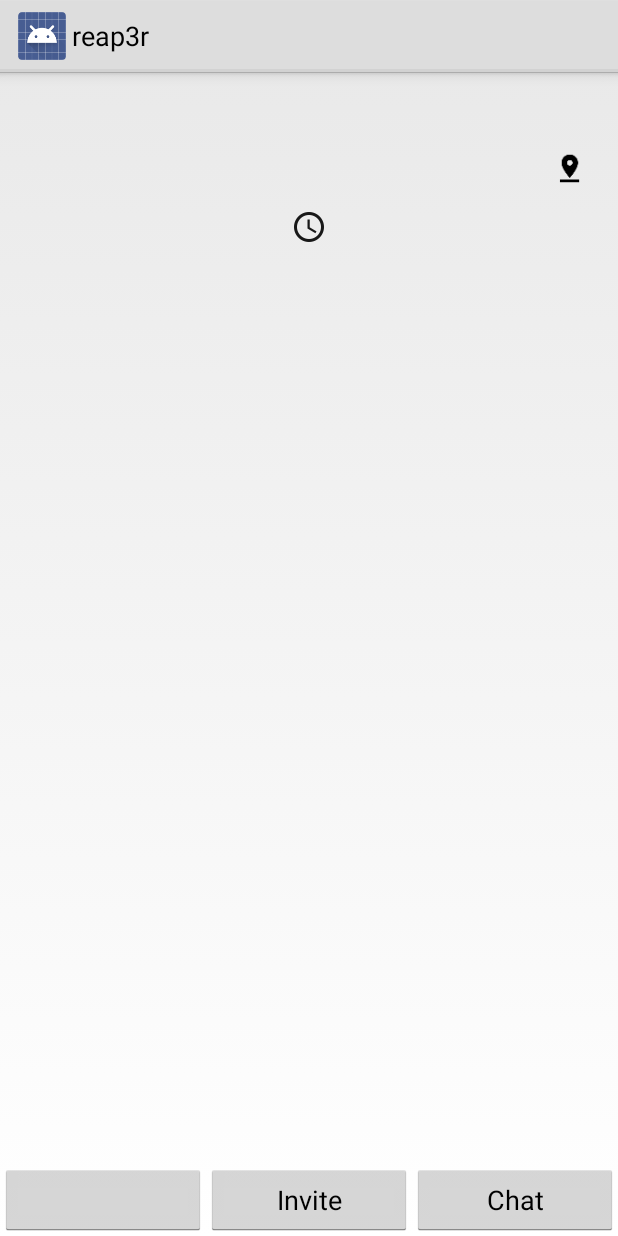
After one commit to clanout/android-app-old-v2, an Android app: the layout fragment_event_details.xml on its own in the app's theme, with its tools: preview values and no code run, on a phone screen of 412 x 824 dp. The commit adds this screen. Run offline under Robolectric (Android 15) with nearby library versions, the phone set to English and light mode, and no system bars.

Commit message:
EventDetails Skeleton

```diff
--- a/app/src/main/java/reaper/android/app/config/ErrorCode.java
+++ b/app/src/main/java/reaper/android/app/config/ErrorCode.java
@@ -6,5 +6,6 @@ public enum ErrorCode
     EVENT_UPDATES_FETCH_FAILURE,
     GOOGLE_API_CLIENT_NOT_CONNECTED,
     GOOGLE_API_LOCATION_FETCH_FAILURE,
-    RSVP_UPDATE_FAILURE;
+    RSVP_UPDATE_FAILURE,
+    EVENT_DETAILS_FETCH_FAILURE;
 }
--- a/app/src/main/java/reaper/android/app/root/Reaper.java
+++ b/app/src/main/java/reaper/android/app/root/Reaper.java
@@ -25,6 +25,7 @@ public class Reaper extends Application
 
     protected void init()
     {
+        Log.d("reap3r", "App init");
         bus = new Bus(ThreadEnforcer.ANY);
         Communicator.init(bus);
         Cache.init(this, AppConstants.CACHE_FILE);
--- a/app/src/main/java/reaper/android/app/ui/activity/LauncherActivity.java
+++ b/app/src/main/java/reaper/android/app/ui/activity/LauncherActivity.java
@@ -70,6 +70,7 @@ public class LauncherActivity extends FragmentActivity implements GoogleApiClien
 
         Intent intent = new Intent(this, MainActivity.class);
         startActivity(intent);
+        finish();
     }
 
     // GOOGLE API CLIENT CALLBACKS
--- a/app/src/main/java/reaper/android/common/cache/Cache.java
+++ b/app/src/main/java/reaper/android/common/cache/Cache.java
@@ -67,7 +67,7 @@ public class Cache implements Serializable
         }
         catch (IOException | ClassNotFoundException e)
         {
-            Log.d("[reaper] cache", "Unable to initialize cache [" + e.getMessage() + "]");
+            Log.d("[reap3r] cache", "Unable to initialize cache [" + e.getMessage() + "]");
             e.printStackTrace();
         }
     }
--- /dev/null
+++ b/app/src/main/res/layout/fragment_event_details.xml
@@ -0,0 +1,153 @@
+<?xml version="1.0" encoding="utf-8"?>
+<LinearLayout xmlns:android="http://schemas.android.com/apk/res/android"
+              android:orientation="vertical"
+              android:layout_width="match_parent"
+              android:layout_height="match_parent">
+
+    <LinearLayout
+        android:layout_width="match_parent"
+        android:layout_height="wrap_content"
+        android:layout_margin="16dp"
+        android:orientation="vertical">
+
+        <LinearLayout
+            android:layout_width="match_parent"
+            android:layout_height="wrap_content"
+            android:orientation="horizontal"
+            android:layout_marginBottom="8dp">
+
+            <LinearLayout
+                android:layout_width="50dp"
+                android:layout_height="match_parent"
+                android:layout_marginRight="12dp"
+                android:gravity="center_vertical|center_horizontal">
+
+                <ImageView
+                    android:layout_width="wrap_content"
+                    android:layout_height="wrap_content"
+                    android:id="@+id/iv_event_details_icon"/>
+
+            </LinearLayout>
+
+            <LinearLayout
+                android:layout_width="0dp"
+                android:layout_weight="1"
+                android:layout_height="wrap_content"
+                android:orientation="vertical"
+                android:gravity="center_vertical">
+
+                <TextView
+                    android:layout_width="match_parent"
+                    android:layout_height="wrap_content"
+                    android:maxLines="2"
+                    android:textSize="22sp"
+                    android:textStyle="bold"
+                    android:layout_marginBottom="8dp"
+                    android:id="@+id/tv_event_details_title"/>
+
+                <LinearLayout
+                    android:layout_width="match_parent"
+                    android:layout_height="wrap_content"
+                    android:orientation="horizontal">
+
+                    <TextView
+                        android:layout_width="0dp"
+                        android:layout_weight="1"
+                        android:maxLines="2"
+                        android:layout_height="wrap_content"
+                        android:textSize="16sp"
+                        android:layout_marginRight="4dp"
+                        android:id="@+id/tv_event_details_location"/>
+
+                    <ImageView
+                        android:layout_width="wrap_content"
+                        android:layout_height="match_parent"
+                        android:src="@drawable/ic_pin_drop_black_24dp"
+                        android:layout_marginRight="4dp"
+                        android:id="@+id/iv_event_details_location"/>
+                </LinearLayout>
+            </LinearLayout>
+        </LinearLayout>
+
+        <LinearLayout
+            android:layout_width="match_parent"
+            android:layout_height="wrap_content"
+            android:orientation="horizontal"
+            android:layout_marginTop="8dp"
+            android:gravity="center_vertical|center_horizontal">
+
+            <TextView
+                android:layout_width="wrap_content"
+                android:layout_height="wrap_content"
+                android:id="@+id/tv_event_eetails_start_date_time"/>
+
+            <ImageView
+                android:layout_width="wrap_content"
+                android:layout_height="wrap_content"
+                android:src="@drawable/ic_access_time_black_24dp"
+                android:layout_marginRight="8dp"
+                android:layout_marginLeft="8dp"/>
+
+            <TextView
+                android:layout_width="wrap_content"
+                android:layout_height="wrap_content"
+                android:id="@+id/tv_event_details_end_date_time"/>
+
+        </LinearLayout>
+
+        <TextView
+            android:layout_width="match_parent"
+            android:layout_height="wrap_content"
+            android:textSize="14sp"
+            android:layout_marginTop="8dp"
+            android:textStyle="italic"
+            android:gravity="center_horizontal"
+            android:id="@+id/tv_event_details_description"/>
+    </LinearLayout>
+
+    <LinearLayout
+        android:layout_width="match_parent"
+        android:layout_height="0dp"
+        android:layout_weight="1"
+        android:orientation="vertical"
+        android:layout_marginTop="8dp">
+
+        <android.support.v7.widget.RecyclerView
+            android:layout_width="match_parent"
+            android:layout_height="match_parent"
+            android:id="@+id/rv_event_details_attendees"/>
+
+        <TextView
+            android:layout_width="match_parent"
+            android:layout_height="match_parent"
+            android:gravity="center_vertical|center_horizontal"
+            android:id="@+id/tv_event_details_no_attendees"/>
+    </LinearLayout>
+
+    <LinearLayout
+        android:layout_width="match_parent"
+        android:layout_height="wrap_content"
+        android:orientation="horizontal">
+
+        <Button
+            android:layout_width="0dp"
+            android:layout_weight="1"
+            android:layout_height="match_parent"
+            android:id="@+id/btn_event_details_rsvp"/>
+
+        <Button
+            android:layout_width="0dp"
+            android:layout_weight="1"
+            android:layout_height="match_parent"
+            android:id="@+id/btn_event_details_invite"
+            android:text="Invite"/>
+
+        <Button
+            android:layout_width="0dp"
+            android:layout_weight="1"
+            android:layout_height="match_parent"
+            android:id="@+id/btn_event_details_chat"
+            android:text="Chat"/>
+    </LinearLayout>
+
+</LinearLayout>
```
Also changed, not shown: app/src/main/java/reaper/android/app/model/EventAttendeeComparator.java (added, +39 -0 lines), app/src/main/java/reaper/android/app/service/EventService.java (+48 -6 lines), app/src/main/java/reaper/android/app/trigger/EventDetailsFetchTrigger.java (added, +18 -0 lines), app/src/main/java/reaper/android/app/ui/activity/MainActivity.java (+7 -0 lines), app/src/main/java/reaper/android/app/ui/details/EventAttendeesAdapter.java (added, +87 -0 lines), app/src/main/java/reaper/android/app/ui/details/EventDetailsFragment.java (added, +239 -0 lines), app/src/main/java/reaper/android/app/ui/home/HomeFragment.java (+13 -11 lines), app/src/main/res/layout/list_item_event_attendee.xml (added, +55 -0 lines), app/src/main/res/drawable-hdpi/ic_person_black_36dp.png (added), app/src/main/res/drawable-mdpi/ic_person_black_36dp.png (added), app/src/main/res/drawable-xhdpi/ic_person_black_36dp.png (added), app/src/main/res/drawable-xxhdpi/ic_person_black_36dp.png (added).
